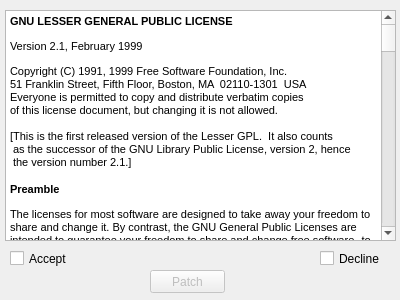
The window that mainwindow.ui (sdlylshl/LoLUpdater) describes before a commit, drawn with Qt 5.
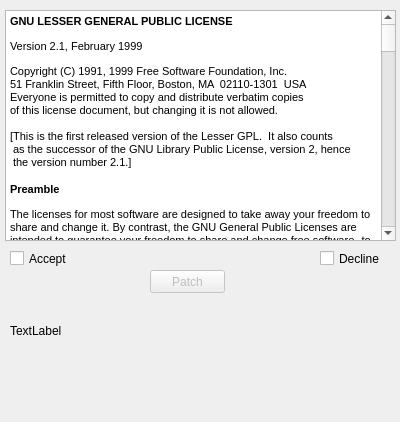
The same window after the commit.

Diff of the .ui file:
```diff
--- a/mainwindow.ui
+++ b/mainwindow.ui
@@ -7,7 +7,7 @@
     <x>0</x>
     <y>0</y>
     <width>400</width>
-    <height>300</height>
+    <height>422</height>
    </rect>
   </property>
   <property name="windowTitle">
@@ -180,6 +180,19 @@
      <string>Decline</string>
     </property>
    </widget>
+   <widget class="QLabel" name="label">
+    <property name="geometry">
+     <rect>
+      <x>10</x>
+      <y>310</y>
+      <width>381</width>
+      <height>41</height>
+     </rect>
+    </property>
+    <property name="text">
+     <string>TextLabel</string>
+    </property>
+   </widget>
   </widget>
  </widget>
  <layoutdefault spacing="6" margin="11"/>
```
